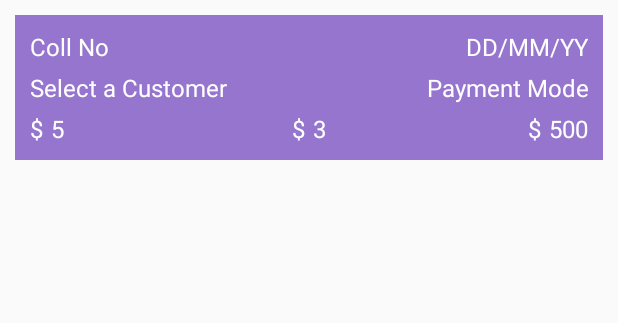
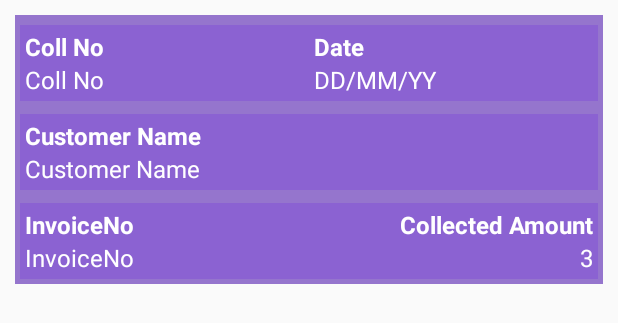
Before and after one commit to sathishid/SalesOrder, an Android app: the layout collection_report_item.xml on its own in the app's theme, with its tools: preview values and no code run, on a phone screen of 412 x 824 dp. Shown: the top 323 px of the screen. Run offline under Robolectric (Android 15) with nearby library versions, the phone set to English and light mode, and no system bars.

Commit message:
Fixed and added improvements
	- Fixed the Login Issue and current User parsing serializing issue.
	- Collection Report issue fixed and modified the report item details
	- Back button pressed in Login navigates to Main Activity fixed
	- Added Total Accepted quantity in Delivery

```diff
--- a/app/build.gradle
+++ b/app/build.gradle
@@ -7,7 +7,7 @@ android {
         minSdkVersion 14
         targetSdkVersion 27
         versionCode 1
-        versionName "2.5"
+        versionName "2.8"
         testInstrumentationRunner "android.support.test.runner.AndroidJUnitRunner"
     }
     buildTypes {
--- a/app/src/main/java/com/ara/sunflowerorder/CollectionReportActivity.java
+++ b/app/src/main/java/com/ara/sunflowerorder/CollectionReportActivity.java
@@ -105,8 +105,7 @@ public class CollectionReportActivity extends AppCompatActivity {
                 httpRequest.addParam(USER_ID_PARAM, CurrentUser.getId() + "");
                 String strFromDate = fromDate.getText().toString();
                 String strToDate = toDate.getText().toString();
-                strFromDate = strFromDate.replace('-', '/');
-                strToDate = strToDate.replace('-', '/');
+
                 httpRequest.addParam(FROM_DATE_PARAM, strFromDate);
                 httpRequest.addParam(TO_DATE_PARAM, strToDate);
                 progressDialog = showProgressBar(this, "Collection Report..");
--- a/app/src/main/java/com/ara/sunflowerorder/DeliveryReportActivity.java
+++ b/app/src/main/java/com/ara/sunflowerorder/DeliveryReportActivity.java
@@ -103,8 +103,7 @@ public class DeliveryReportActivity extends AppCompatActivity {
                 httpRequest.addParam(USER_ID_PARAM, CurrentUser.getId() + "");
                 String strFromDate = fromDate.getText().toString();
                 String strToDate = toDate.getText().toString();
-                strFromDate = strFromDate.replace('-', '/');
-                strToDate = strToDate.replace('-', '/');
+
                 httpRequest.addParam(FROM_DATE_PARAM, strFromDate);
                 httpRequest.addParam(TO_DATE_PARAM, strToDate);
                 progressDialog = showProgressBar(this, "Delivery Report..");
--- a/app/src/main/java/com/ara/sunflowerorder/LoginActivity.java
+++ b/app/src/main/java/com/ara/sunflowerorder/LoginActivity.java
@@ -132,7 +132,7 @@ public class LoginActivity extends AppCompatActivity {
 
     @Override
     public void onBackPressed() {
-        super.onBackPressed();
+        setResult(RESULT_CANCELED);
         finish();
     }
 
--- a/app/src/main/java/com/ara/sunflowerorder/MainActivity.java
+++ b/app/src/main/java/com/ara/sunflowerorder/MainActivity.java
@@ -40,7 +40,6 @@ public class MainActivity extends AppCompatActivity implements NavigationView.On
             String userJson = sharedPreferences.getString(USER_INFO_STORAGE, null);
             CurrentUser = User.fromJson(userJson);
         } else {
-
             Intent intent = new Intent(this, LoginActivity.class);
             startActivityForResult(intent, LOGIN_REQUEST);
         }
--- a/app/src/main/java/com/ara/sunflowerorder/SalesOrderReportActivity.java
+++ b/app/src/main/java/com/ara/sunflowerorder/SalesOrderReportActivity.java
@@ -105,8 +105,7 @@ public class SalesOrderReportActivity extends AppCompatActivity {
                 httpRequest.addParam(USER_ID_PARAM, CurrentUser.getId() + "");
                 String strFromDate = fromDate.getText().toString();
                 String strToDate = toDate.getText().toString();
-                strFromDate = strFromDate.replace('-', '/');
-                strToDate = strToDate.replace('-', '/');
+
                 httpRequest.addParam(FROM_DATE_PARAM, strFromDate);
                 httpRequest.addParam(TO_DATE_PARAM, strToDate);
                 progressDialog = showProgressBar(this, "Delivery Report..");
--- a/app/src/main/res/layout/collection_report_item.xml
+++ b/app/src/main/res/layout/collection_report_item.xml
@@ -2,91 +2,110 @@
 <LinearLayout xmlns:android="http://schemas.android.com/apk/res/android"
     android:layout_width="match_parent"
     android:layout_height="wrap_content"
-    android:padding="10dp"
     android:layout_margin="@dimen/item_spacing"
     android:background="@color/deep_purple"
-    android:orientation="vertical">
+    android:orientation="vertical"
+    android:padding="@dimen/list_item_padding">
+
 
     <LinearLayout
         android:layout_width="match_parent"
         android:layout_height="wrap_content"
-        android:weightSum="2"
-        android:orientation="horizontal">
+        android:orientation="horizontal"
+        android:weightSum="2">
+
+
+        <LinearLayout
+            style="@style/InfoViewItem"
+            android:layout_width="match_parent"
+            android:layout_height="wrap_content"
+
+            android:layout_weight="1"
+            android:orientation="vertical">
+
+            <TextView
+
+                android:layout_width="wrap_content"
+                android:layout_height="wrap_content"
+                android:text="@string/coll_no"
+
+
+                android:textStyle="bold" />
+
 
             <TextView
                 android:id="@+id/coll_rpt_no"
                 android:layout_width="match_parent"
-            android:textColor="@color/colorPrimaryDark"
                 android:layout_height="wrap_content"
                 android:layout_weight="1"
-            android:text="@string/coll_no" />
+
+                android:text="@string/coll_no"
+                android:textColor="@color/colorPrimaryDark" />
+
+        </LinearLayout>
+
+        <LinearLayout
+            style="@style/InfoViewItem"
+            android:layout_width="match_parent"
+            android:layout_height="wrap_content"
+
+            android:layout_weight="1"
+            android:orientation="vertical">
+
+            <TextView
+
+                android:layout_width="wrap_content"
+                android:layout_height="wrap_content"
+                android:text="Date"
+
+
+                android:textStyle="bold" />
 
             <TextView
                 android:id="@+id/coll_rpt_date"
                 android:layout_width="match_parent"
                 android:layout_height="wrap_content"
-            android:layout_gravity="right"
-            android:textColor="@color/colorPrimaryDark"
+
                 android:layout_weight="1"
-            android:gravity="right"
-            android:text="@string/date_format" />
+
+                android:text="@string/date_format"
+                android:textColor="@color/colorPrimaryDark" />
+        </LinearLayout>
+
 
     </LinearLayout>
 
+
     <LinearLayout
+        android:layout_width="match_parent"
+        android:layout_height="wrap_content"
         android:layout_marginTop="5dp"
+        android:orientation="horizontal">
+
+        <LinearLayout
+            style="@style/InfoViewItem"
             android:layout_width="match_parent"
-        android:weightSum="2"
             android:layout_height="wrap_content"
-        android:orientation="horizontal">
+
+
+            android:orientation="vertical">
+
+            <TextView
+
+                android:layout_width="wrap_content"
+                android:layout_height="wrap_content"
+                android:text="@string/customer_name"
+                android:textStyle="bold" />
 
             <TextView
                 android:id="@+id/coll_rpt_customer"
                 android:layout_width="match_parent"
-            android:textColor="@color/colorPrimaryDark"
                 android:layout_height="wrap_content"
                 android:layout_weight="1"
-            android:text="@string/select_customer" />
-
-        <TextView
-            android:id="@+id/coll_rpt_mode"
-            android:layout_width="match_parent"
-            android:layout_height="wrap_content"
-            android:layout_gravity="right"
-            android:layout_weight="1"
-            android:gravity="right"
-            android:textColor="@color/colorPrimaryDark"
-            android:text="@string/payment_mode" />
+                android:text="@string/customer_name"
+                android:textColor="@color/colorPrimaryDark" />
 
         </LinearLayout>
-
-    <LinearLayout
-        android:layout_marginTop="5dp"
-        android:layout_width="match_parent"
-        android:layout_height="wrap_content"
-        android:orientation="horizontal">
-
-        <LinearLayout
-            android:layout_width="match_parent"
-            android:weightSum="2"
-            android:layout_height="wrap_content"
-            android:layout_weight="1">
-
-            <TextView
-                android:layout_width="wrap_content"
-                android:layout_height="wrap_content"
-                android:textColor="@color/colorPrimaryDark"
-                android:layout_marginRight="@dimen/icon_button"
-
-                android:text="@string/currency_symbol" />
-
-            <TextView
-                android:id="@+id/coll_rpt_inv_amt"
-                android:layout_width="wrap_content"
-                android:textColor="@color/colorPrimaryDark"
-                android:layout_height="wrap_content"
-                android:layout_marginRight="@dimen/item_spacing"
-                android:text="5" />
 
 
     </LinearLayout>
@@ -94,48 +113,66 @@
     <LinearLayout
         android:layout_width="match_parent"
         android:layout_height="wrap_content"
-            android:weightSum="2"
+        android:layout_marginTop="5dp"
+
+        android:orientation="horizontal"
+        android:weightSum="2">
+
+        <LinearLayout
+            style="@style/InfoViewItem"
+            android:layout_width="0dp"
+            android:layout_height="wrap_content"
             android:layout_weight="1"
-            android:gravity="center">
+
+            android:orientation="vertical">
 
             <TextView
+
                 android:layout_width="wrap_content"
-                android:textColor="@color/colorPrimaryDark"
                 android:layout_height="wrap_content"
-                android:layout_marginRight="@dimen/icon_button"
 
-                android:text="@string/currency_symbol" />
+                android:text="@string/invoice_no"
+                android:textStyle="bold" />
+
+            <TextView
+                android:id="@+id/coll_rpt_inv_no"
+                android:layout_width="match_parent"
+                android:layout_height="wrap_content"
+
+                android:layout_weight="1"
+                android:text="@string/invoice_no"
+                android:textColor="@color/colorPrimaryDark" />
+
+        </LinearLayout>
+
+        <LinearLayout
+            style="@style/InfoViewItem"
+            android:layout_width="0dp"
+            android:layout_height="wrap_content"
+
+            android:layout_weight="1"
+            android:orientation="vertical">
+
+            <TextView
+
+                android:layout_width="wrap_content"
+                android:layout_height="wrap_content"
+                android:layout_gravity="right"
+                android:gravity="right"
+                android:text="@string/collected"
+                android:textStyle="bold" />
 
             <TextView
                 android:id="@+id/coll_rpt_coll_amt"
                 android:layout_width="wrap_content"
                 android:layout_height="wrap_content"
-                android:textColor="@color/colorPrimaryDark"
-
-                android:text="3" />
+                android:layout_gravity="right"
+                android:gravity="right"
+                android:text="3"
+                android:textColor="@color/colorPrimaryDark" />
         </LinearLayout>
 
-        <LinearLayout
-            android:layout_width="match_parent"
-            android:weightSum="2"
-            android:layout_height="wrap_content"
-            android:layout_weight="1"
-            android:gravity="right">
 
-            <TextView
-                android:layout_width="wrap_content"
-                android:layout_height="wrap_content"
-                android:textColor="@color/colorPrimaryDark"
-                android:layout_marginRight="@dimen/icon_button"
-                android:text="@string/currency_symbol" />
-
-            <TextView
-                android:id="@+id/coll_rpt_balance_amt"
-                android:textColor="@color/colorPrimaryDark"
-                android:layout_width="wrap_content"
-                android:layout_height="wrap_content"
-                android:text="500" />
-        </LinearLayout>
     </LinearLayout>
 
 </LinearLayout>
--- a/app/src/main/res/values/strings.xml
+++ b/app/src/main/res/values/strings.xml
@@ -13,6 +13,7 @@
     <string name="product_code">Product Code</string>
     <string name="available_quantity">Available Quantity</string>
     <string name="order_quantity">Order Quantity</string>
+    <string name="sample_quantity">1</string>
     <string name="price">Price</string>
     <string name="total_amount">Total Amount</string>
     <string name="add_order_item">Add an Order Item</string>
@@ -70,4 +71,7 @@
     <string name="collection_title">Collection</string>
     <string name="balance_amount">Balance Amount</string>
     <string name="logout">Logout</string>
+    <string name="accepted_quantities">Accepted</string>
+    <string name="customer_name">Customer Name</string>
+    <string name="collected">Collected Amount</string>
 </resources>
--- a/app/src/main/res/values/styles.xml
+++ b/app/src/main/res/values/styles.xml
@@ -51,4 +51,10 @@
         <item name="android:padding">@dimen/list_item_padding</item>
 
     </style>
+    <style name="InfoViewItem" parent="Theme.AppCompat.Light.Dialog">
+        <item name="android:background">@color/colorPrimaryDarker</item>
+        <item name="android:layout_marginTop">@dimen/list_item_padding</item>
+        <item name="android:padding">@dimen/list_item_padding</item>
+
+    </style>
 </resources>
```
Also changed, not shown: app/src/main/java/com/ara/sunflowerorder/DeliveryActivity.java (+16 -5 lines), app/src/main/java/com/ara/sunflowerorder/adapters/CollectionReportAdapter.java (+7 -10 lines), app/src/main/java/com/ara/sunflowerorder/models/User.java (+6 -5 lines), app/src/main/java/com/ara/sunflowerorder/models/view/CollectionReport.java (+15 -0 lines), app/src/main/res/layout/activity_delivery.xml (+25 -7 lines). Lines whose indentation alone changed are shown as unchanged.
